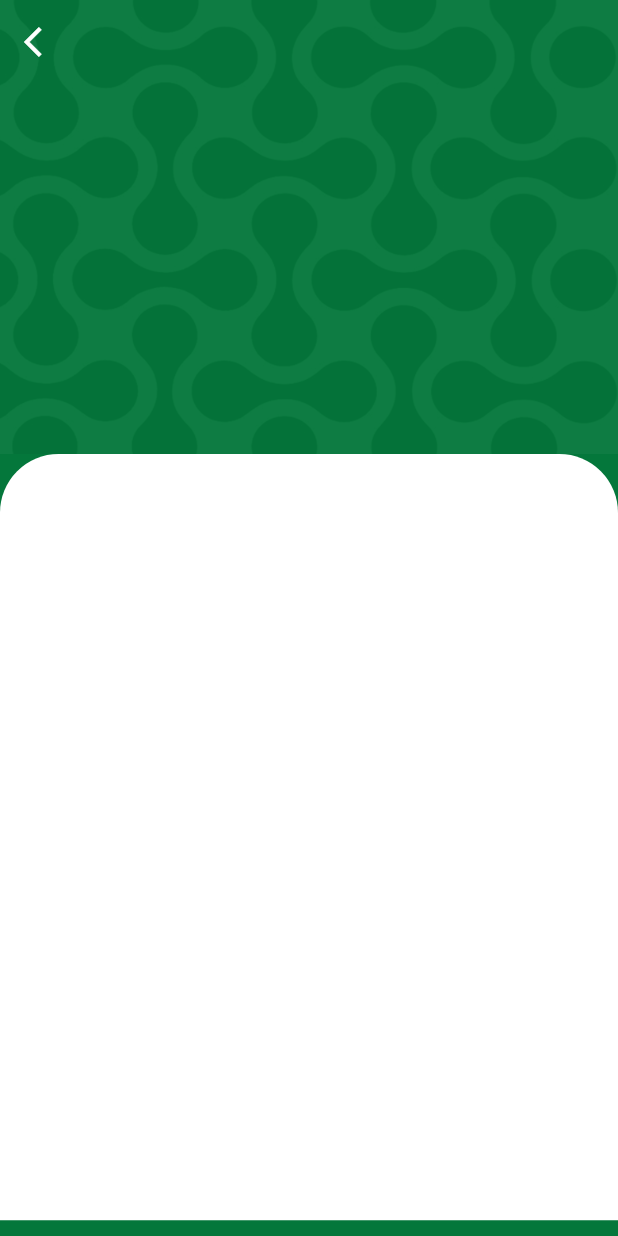
After one commit to Nouman-hashir/Room_app, a Flutter app: the screen it shows after launch, after a tap on "Signup", on a phone screen of 412 x 824 dp. The commit adds this screen. Run offline on Flutter 3.47's test engine with Material 3 defaults, Android fonts, the phone set to English and light mode, and no system bars; our stand-ins replace dotted_line, flutter_screenutil, go_router.

Commit message:
Add signup screen, auth background and route
Introduce SignupScreen and a reusable AuthBackground widget (with optional back button) to support the signup flow. Export the new signup view and auth background from module widgets/view files. Update SocialLogin to navigate to the new signup route. Register the /signup route in AppRouter and add the signup entry to the Routes enum.

```diff
--- /dev/null
+++ b/lib/modules/auth/view/signup_screen.dart
@@ -0,0 +1,14 @@
+import '../../../app.dart';
+
+class SignupScreen extends StatelessWidget {
+  const SignupScreen({super.key});
+
+  @override
+  Widget build(BuildContext context) {
+    return AuthBackground(showBack: true, child: Column(
+            children: [
+            ],
+          )
+    );
+  }
+}
--- a/lib/modules/auth/view/view.dart
+++ b/lib/modules/auth/view/view.dart
@@ -1 +1,2 @@
 export 'login_screen.dart';
+export 'signup_screen.dart';
--- /dev/null
+++ b/lib/modules/auth/widgets/auth_background.dart
@@ -0,0 +1,60 @@
+import '../../../app.dart';
+
+class AuthBackground extends StatelessWidget {
+  final Widget child;
+  final bool showBack;
+
+  const AuthBackground({
+    super.key,
+    required this.child,
+    this.showBack = false,
+  });
+
+  @override
+  Widget build(BuildContext context) {
+    return Scaffold(
+      backgroundColor: AppColors.primaryColor,
+      body: Column(
+        children: [
+          SizedBox(
+            height: 310.h,
+            width: double.infinity,
+            child: Stack(
+              children: [
+                Positioned.fill(
+                  child: Image.asset(
+                    AppAssets.backgroundImage,
+                    fit: BoxFit.cover,
+                  ),
+                ),
+                if (showBack)
+                  SafeArea(
+                    child: Padding(
+                      padding: const EdgeInsets.all(16),
+                      child: GestureDetector(
+                        onTap: () => Navigator.pop(context),
+                        child: const Icon(Icons.arrow_back_ios, color: AppColors.white),
+                      ),
+                    ),
+                  ),
+
+              ],
+            ),
+          ),
+           Container(
+                height: MediaQuery.of(context).size.height * 0.62,
+                width: double.infinity,
+                padding: EdgeInsets.all(20.w),
+                decoration:  BoxDecoration(
+                  color: AppColors.white,
+                  borderRadius: BorderRadius.vertical(
+                    top: Radius.circular(40.r),
+                  ),
+                ),
+                child: child,
+              ),
+        ],
+      ),
+    );
+  }
+}
--- a/lib/modules/auth/widgets/social_login.dart
+++ b/lib/modules/auth/widgets/social_login.dart
@@ -44,6 +44,7 @@ class SocialLogin extends StatelessWidget {
             Image.asset(AppAssets.googleIcon, width: 30.w, height: 25.h),
           ],
         ),
+
         40.verticalSpace,
         Row(
           mainAxisAlignment: MainAxisAlignment.center,
@@ -56,11 +57,16 @@ class SocialLogin extends StatelessWidget {
               ),
             ),
             2.horizontalSpace,
-            Text(
-              "Signup",
-              style: AppTextStyles.bodyText1.copyWith(
-                fontSize: 12.sp,
-                color: AppColors.primaryColor,
+            GestureDetector(
+              onTap: () {
+                context.pushNamed(Routes.signup.name);
+              },
+              child: Text(
+                "Signup",
+                style: AppTextStyles.bodyText1.copyWith(
+                  fontSize: 12.sp,
+                  color: AppColors.primaryColor,
+                ),
               ),
             ),
           ],
--- a/lib/modules/auth/widgets/widgets.dart
+++ b/lib/modules/auth/widgets/widgets.dart
@@ -1,3 +1,4 @@
 export 'auth_header.dart';
 export 'login_form.dart';
 export 'social_login.dart';
+export 'auth_background.dart';
--- a/lib/routes/app_routes.dart
+++ b/lib/routes/app_routes.dart
@@ -16,6 +16,11 @@ class AppRouter {
         name: Routes.login.name,
         builder: (context, state) => const LoginScreen(),
       ),
+      GoRoute(
+        path: '/signup',
+        name: Routes.signup.name,
+        builder: (context, state) => const SignupScreen(),
+      ),
     ],
   );
 }
--- a/lib/routes/routes_name.dart
+++ b/lib/routes/routes_name.dart
@@ -1,4 +1,5 @@
 enum Routes {
   splash,
   login,
+  signup,
 }
```
